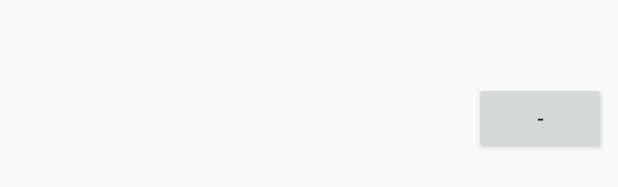
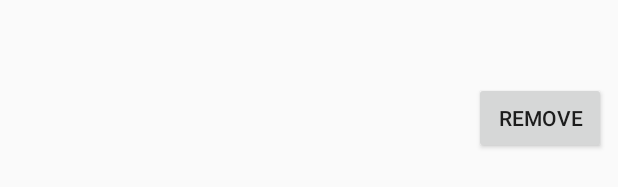
Before and after one commit to DavyShaw/Shopalize, an Android app: the layout shopping_list_row.xml on its own in the app's theme, with its tools: preview values and no code run, on a phone screen of 412 x 824 dp. Shown: the part 500-687 px from the top of the screen. Run offline under Robolectric (Android 15) with nearby library versions, the phone set to English and light mode, and no system bars.

Commit message:
Shopping List Finished
Fixed delete button on shopping list - Davy's code merged with Tom's

```diff
--- a/UbiComp/app/src/main/java/com/example/jakek/ubicomp/DBHandler.java
+++ b/UbiComp/app/src/main/java/com/example/jakek/ubicomp/DBHandler.java
@@ -9,6 +9,7 @@ import android.content.Context;
 import android.database.Cursor;
 import android.database.sqlite.SQLiteDatabase;
 import android.database.sqlite.SQLiteOpenHelper;
+import android.provider.BaseColumns;
 
 import java.util.ArrayList;
 import java.util.List;
@@ -23,8 +24,8 @@ public class DBHandler extends SQLiteOpenHelper {
     private static final String TABLE_SHOPS = "shops";
 
     // Shopping List Item Table and Column
-    private static final String DATABASE_SHOPPING_LIST = "ShoppingListTable";
-    private static final String DATABASE_SHOPPING_LIST_COLUMN = "ShoppingListItems";
+    public static final String DATABASE_SHOPPING_LIST = "ShoppingListTable";
+    public static final String DATABASE_SHOPPING_LIST_COLUMN = "ShoppingListItems";
 
     // Shops Table Columns names
     private static final String KEY_ID = "id";
@@ -236,4 +237,5 @@ public class DBHandler extends SQLiteOpenHelper {
     }
 
     // ---------------------------------------------------------------------------------------------
+
 }
--- a/UbiComp/app/src/main/res/layout/shopping_list_row.xml
+++ b/UbiComp/app/src/main/res/layout/shopping_list_row.xml
@@ -23,9 +23,10 @@
         android:layout_width="wrap_content"
         android:layout_height="wrap_content"
         android:layout_marginBottom="8dp"
-        android:layout_marginEnd="8dp"
+        android:layout_marginRight="8dp"
         android:layout_marginTop="8dp"
-        android:text="@string/remove_item"
+        android:text="Remove"
+        android:onClick="deleteShoppingItem"
         app:layout_constraintBottom_toBottomOf="parent"
         app:layout_constraintEnd_toEndOf="parent"
         app:layout_constraintTop_toTopOf="parent" />
```
Also changed, not shown: UbiComp/app/src/main/java/com/example/jakek/ubicomp/ShoppingList.java (+28 -3 lines).
